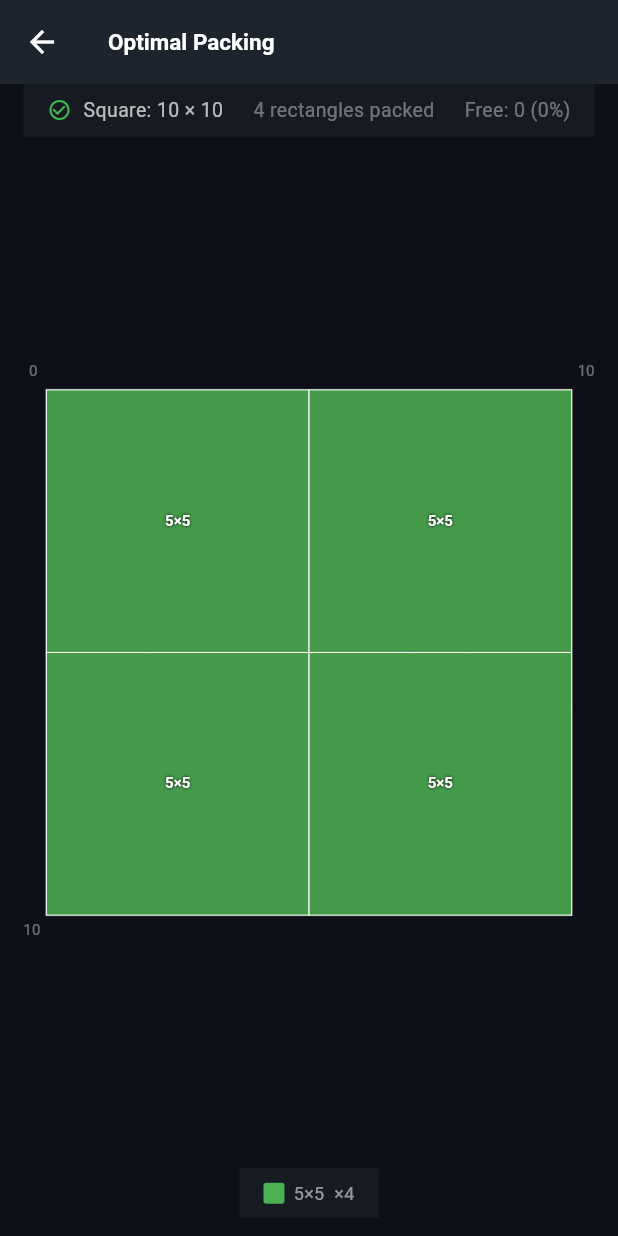
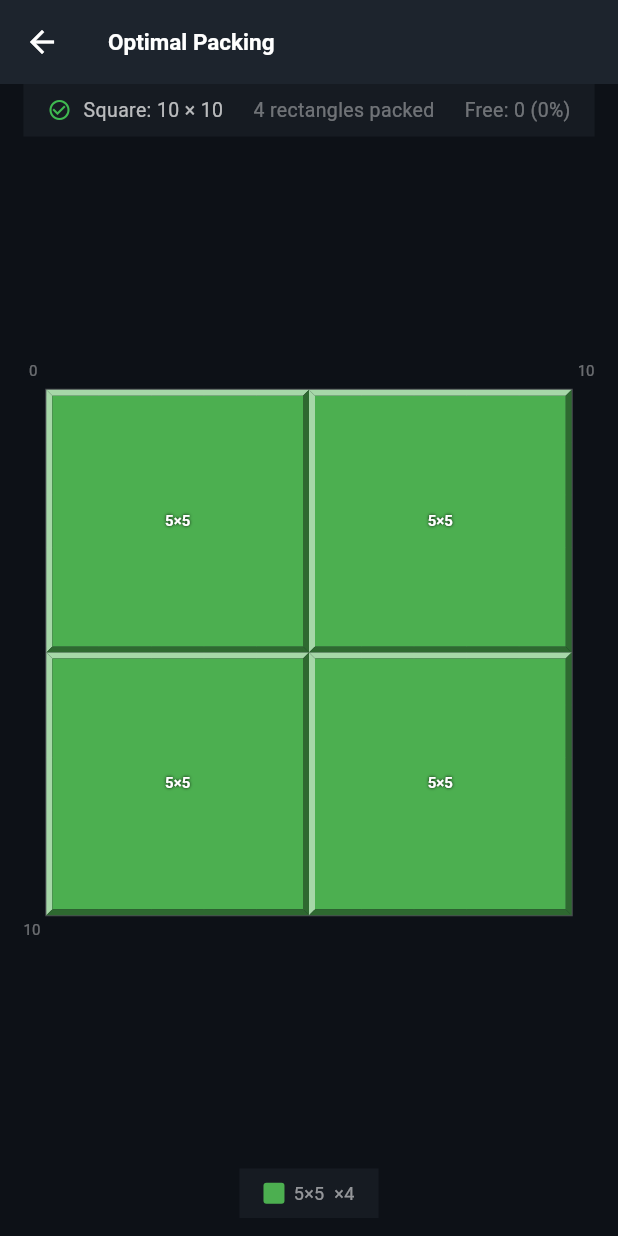
Before and after one commit to dev-ym/boxit, a Flutter app: the screen it shows after launch, after a tap on "Add Type", after a tap on "Optimize", on a phone screen of 412 x 824 dp. Run offline on Flutter 3.47's test engine with Material 3 defaults, Android fonts, the phone set to English and light mode, and no system bars.

Commit message:
Make rects 3d

```diff
--- a/lib/optimize_page.dart
+++ b/lib/optimize_page.dart
@@ -198,15 +198,7 @@ class _PackPainter extends CustomPainter {
       final rh = r.h * s;
       final color = types[r.typeIndex].color;
 
-      canvas.drawRect(
-          Rect.fromLTWH(rx, ry, rw, rh),
-          Paint()..color = color.withAlpha(220));
-      canvas.drawRect(
-          Rect.fromLTWH(rx, ry, rw, rh),
-          Paint()
-            ..color = Colors.white
-            ..style = PaintingStyle.stroke
-            ..strokeWidth = 0.7);
+      _drawBezel(canvas, rx, ry, rw, rh, color);
 
       // Dimension label
       if (rw > 28 && rh > 14) {
@@ -278,6 +270,60 @@ class _PackPainter extends CustomPainter {
     tp.paint(canvas, Offset(x + ox, y + oy2));
   }
 
+  void _drawBezel(Canvas canvas, double x, double y, double w, double h, Color color) {
+    final b = math.min(4.0, math.min(w, h) * 0.15);
+    if (b < 0.5) {
+      canvas.drawRect(Rect.fromLTWH(x, y, w, h), Paint()..color = color);
+      return;
+    }
+    final light = _lighten(color, 0.50);
+    final dark  = _darken(color, 0.40);
+    // Top face
+    canvas.drawPath(Path()
+      ..moveTo(x,     y)
+      ..lineTo(x + w, y)
+      ..lineTo(x + w - b, y + b)
+      ..lineTo(x + b,     y + b)
+      ..close(), Paint()..color = light);
+    // Left face
+    canvas.drawPath(Path()
+      ..moveTo(x, y)
+      ..lineTo(x, y + h)
+      ..lineTo(x + b, y + h - b)
+      ..lineTo(x + b, y + b)
+      ..close(), Paint()..color = light);
+    // Bottom face
+    canvas.drawPath(Path()
+      ..moveTo(x,     y + h)
+      ..lineTo(x + w, y + h)
+      ..lineTo(x + w - b, y + h - b)
+      ..lineTo(x + b,     y + h - b)
+      ..close(), Paint()..color = dark);
+    // Right face
+    canvas.drawPath(Path()
+      ..moveTo(x + w, y)
+      ..lineTo(x + w, y + h)
+      ..lineTo(x + w - b, y + h - b)
+      ..lineTo(x + w - b, y + b)
+      ..close(), Paint()..color = dark);
+    // Centre surface
+    canvas.drawRect(
+        Rect.fromLTWH(x + b, y + b, w - 2 * b, h - 2 * b),
+        Paint()..color = color);
+  }
+
+  Color _lighten(Color c, double t) => Color.fromARGB(
+      (c.a * 255).round(),
+      (c.r * 255 + (255 - c.r * 255) * t).round().clamp(0, 255),
+      (c.g * 255 + (255 - c.g * 255) * t).round().clamp(0, 255),
+      (c.b * 255 + (255 - c.b * 255) * t).round().clamp(0, 255));
+
+  Color _darken(Color c, double t) => Color.fromARGB(
+      (c.a * 255).round(),
+      (c.r * 255 * (1 - t)).round().clamp(0, 255),
+      (c.g * 255 * (1 - t)).round().clamp(0, 255),
+      (c.b * 255 * (1 - t)).round().clamp(0, 255));
+
   @override
   bool shouldRepaint(_PackPainter old) => old.ppu != ppu;
 }
```
Also changed, not shown: lib/manual_page.dart (+57 -6 lines), 2 other files.
